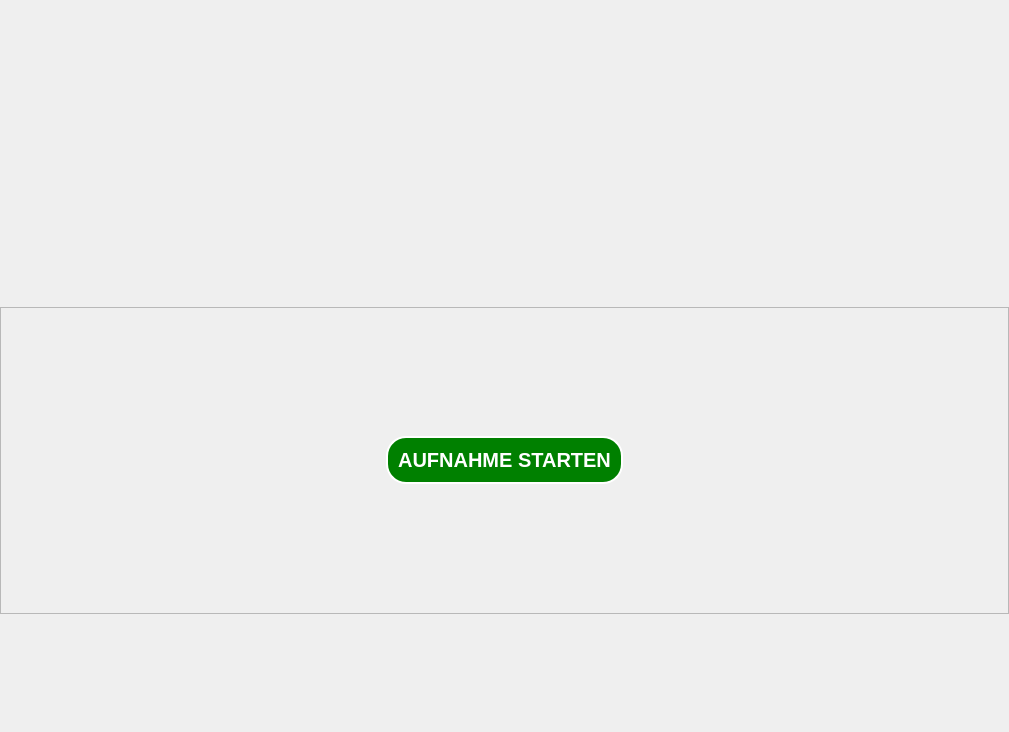
Qt form fim/gui/fim_dialog.ui (b-lack/qgis-fim-plugin) before a commit.
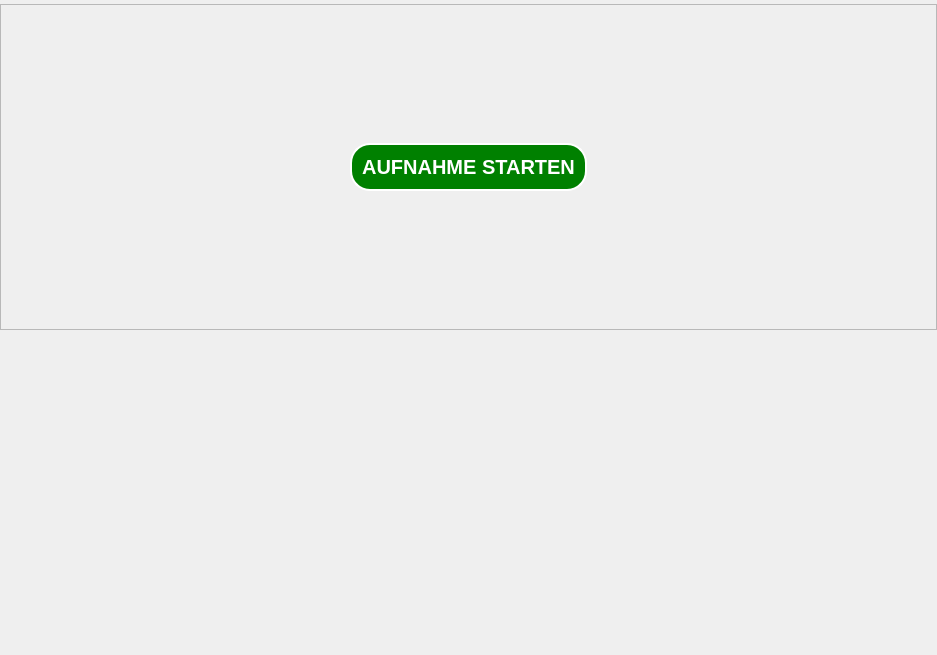
The same form after that commit.

```diff
--- a/fim/gui/fim_dialog.ui
+++ b/fim/gui/fim_dialog.ui
@@ -6,13 +6,13 @@
    <rect>
     <x>0</x>
     <y>0</y>
-    <width>1009</width>
-    <height>732</height>
+    <width>937</width>
+    <height>655</height>
    </rect>
   </property>
   <property name="sizePolicy">
-   <sizepolicy hsizetype="MinimumExpanding" vsizetype="Fixed">
-    <horstretch>1</horstretch>
+   <sizepolicy hsizetype="MinimumExpanding" vsizetype="Expanding">
+    <horstretch>0</horstretch>
     <verstretch>0</verstretch>
    </sizepolicy>
   </property>
@@ -25,10 +25,16 @@
   <property name="windowTitle">
    <string>FIM - Forest Inventory and Monitoring</string>
   </property>
+  <property name="styleSheet">
+   <string notr="true"/>
+  </property>
   <property name="sizeGripEnabled">
    <bool>false</bool>
   </property>
-  <layout class="QGridLayout" name="gridLayout">
+  <layout class="QVBoxLayout" name="verticalLayout_2">
+   <property name="spacing">
+    <number>0</number>
+   </property>
    <property name="leftMargin">
     <number>0</number>
    </property>
@@ -39,12 +45,9 @@
     <number>0</number>
    </property>
    <property name="bottomMargin">
-    <number>100</number>
-   </property>
-   <property name="spacing">
     <number>0</number>
    </property>
-   <item row="1" column="0">
+   <item>
     <layout class="QVBoxLayout" name="lfbMain">
      <property name="spacing">
       <number>0</number>
@@ -54,12 +57,15 @@
      </property>
     </layout>
    </item>
-   <item row="2" column="0">
+   <item>
     <widget class="QTabWidget" name="lfbTabWidget">
+     <property name="enabled">
+      <bool>true</bool>
+     </property>
      <property name="sizePolicy">
       <sizepolicy hsizetype="Expanding" vsizetype="MinimumExpanding">
        <horstretch>0</horstretch>
-       <verstretch>2</verstretch>
+       <verstretch>0</verstretch>
       </sizepolicy>
      </property>
      <property name="minimumSize">
@@ -131,8 +137,11 @@
      </property>
     </widget>
    </item>
-   <item row="3" column="0">
+   <item>
     <widget class="QScrollArea" name="lfbHomeScreen">
+     <property name="enabled">
+      <bool>true</bool>
+     </property>
      <property name="sizePolicy">
       <sizepolicy hsizetype="Expanding" vsizetype="MinimumExpanding">
        <horstretch>0</horstretch>
@@ -151,8 +160,8 @@
        <rect>
         <x>0</x>
         <y>0</y>
-        <width>1007</width>
-        <height>311</height>
+        <width>935</width>
+        <height>323</height>
        </rect>
       </property>
       <property name="sizePolicy">
@@ -268,11 +277,35 @@
      </widget>
     </widget>
    </item>
-   <item row="4" column="0">
+   <item>
     <widget class="QWidget" name="lfbVwmWidget" native="true">
+     <property name="sizePolicy">
+      <sizepolicy hsizetype="Expanding" vsizetype="MinimumExpanding">
+       <horstretch>0</horstretch>
+       <verstretch>2</verstretch>
+      </sizepolicy>
+     </property>
+     <property name="styleSheet">
+      <string notr="true"/>
+     </property>
      <layout class="QGridLayout" name="vwmLayout">
+      <property name="leftMargin">
+       <number>0</number>
+      </property>
+      <property name="topMargin">
+       <number>0</number>
+      </property>
+      <property name="rightMargin">
+       <number>0</number>
+      </property>
+      <property name="bottomMargin">
+       <number>0</number>
+      </property>
+      <property name="spacing">
+       <number>0</number>
+      </property>
       <item row="0" column="0">
-       <layout class="QVBoxLayout" name="lfbVwmLayout"/>
+       <layout class="QGridLayout" name="lfbVwmLayout"/>
       </item>
      </layout>
     </widget>
```
